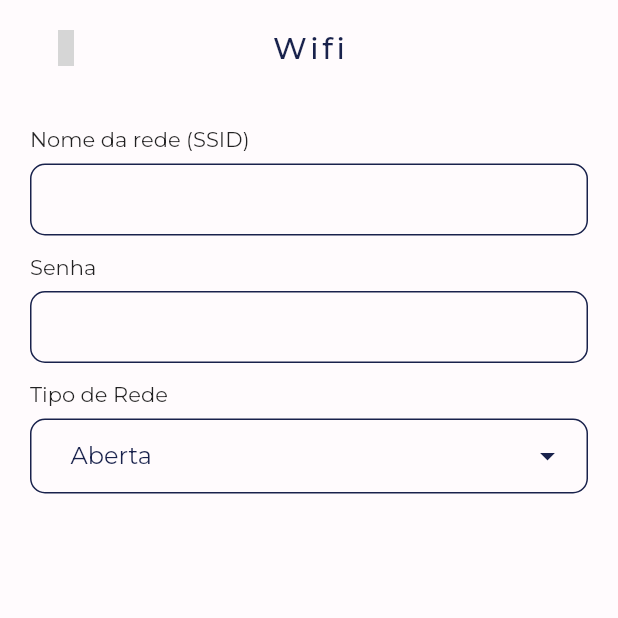
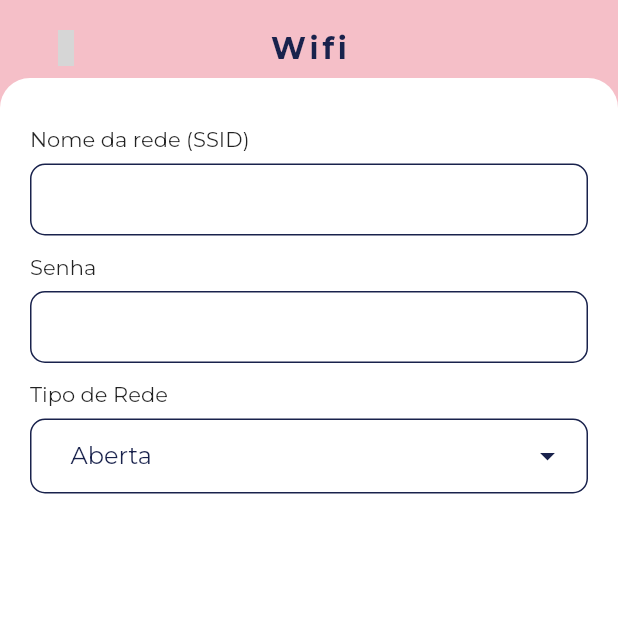
Before and after one commit to renankanu/app_rkode, a Flutter app: the screen it shows after launch, after a tap on "Wifi", on a phone screen of 412 x 824 dp, the top half of it. Run offline on Flutter 3.47's test engine with Material 2 defaults, Android fonts, the light colour scheme and no system bars; our stand-ins replace eva_icons_flutter, flutter_staggered_animations, get, google_fonts; grey boxes are pictures that could not be loaded.

Commit message:
featuere: add animation in wifi screen

```diff
--- a/lib/app/modules/home/views/home_view.dart
+++ b/lib/app/modules/home/views/home_view.dart
@@ -15,7 +15,6 @@ class HomeView extends GetView<HomeController> {
     return Scaffold(
       body: Padding(
         padding: const EdgeInsets.symmetric(horizontal: 12),
-        child: AnimationLimiter(
         child: Column(
           mainAxisAlignment: MainAxisAlignment.center,
           children: AnimationConfiguration.toStaggeredList(
@@ -55,7 +54,6 @@ class HomeView extends GetView<HomeController> {
           ),
         ),
       ),
-      ),
     );
   }
 }
--- a/lib/app/modules/wifi/views/wifi_view.dart
+++ b/lib/app/modules/wifi/views/wifi_view.dart
@@ -1,8 +1,8 @@
 import 'package:flutter/material.dart';
+import 'package:flutter_staggered_animations/flutter_staggered_animations.dart';
 import 'package:get/get.dart';
 
 import '../../../shared/shared.dart';
-import '../../../shared/widgets/base_label.dart';
 import '../controllers/wifi_controller.dart';
 
 class WifiView extends GetView<WifiController> {
@@ -11,6 +11,7 @@ class WifiView extends GetView<WifiController> {
   @override
   Widget build(BuildContext context) {
     return Scaffold(
+      backgroundColor: BaseColor.azalea,
       body: Column(
         children: [
           const Padding(
@@ -19,13 +20,22 @@ class WifiView extends GetView<WifiController> {
               title: 'Wifi',
             ),
           ),
-          Padding(
+          Expanded(
+            child: BaseContainer(
+              child: Padding(
                 padding: const EdgeInsets.symmetric(
                   horizontal: 20,
                   vertical: 32,
                 ),
                 child: Column(
                   crossAxisAlignment: CrossAxisAlignment.start,
+                  children: AnimationConfiguration.toStaggeredList(
+                    childAnimationBuilder: (widget) => SlideAnimation(
+                      horizontalOffset: 100,
+                      child: FadeInAnimation(
+                        child: widget,
+                      ),
+                    ),
                     children: [
                       const BaseLabel(
                         labelText: 'Nome da rede (SSID)',
@@ -65,7 +75,8 @@ class WifiView extends GetView<WifiController> {
                                 iconEnabledColor: BaseColor.bunting,
                                 items: controller.wifiSecurityList
                                     .map<DropdownMenuItem<String>>(
-                                (wifiSecurity) => DropdownMenuItem<String>(
+                                      (wifiSecurity) =>
+                                          DropdownMenuItem<String>(
                                         value: wifiSecurity,
                                         child: Text(
                                           wifiSecurity,
@@ -86,6 +97,9 @@ class WifiView extends GetView<WifiController> {
                       )
                     ],
                   ),
+                ),
+              ),
+            ),
           )
         ],
       ),
--- /dev/null
+++ b/lib/app/shared/widgets/base_animation.dart
@@ -0,0 +1,147 @@
+import 'package:flutter/material.dart';
+
+enum BaseSlideDirection {
+  leftToRight,
+  rightToLeft,
+  topToBottom,
+  bottomToTop,
+}
+
+class BaseSlideAnimation extends StatefulWidget {
+  const BaseSlideAnimation({
+    Key? key,
+    required this.child,
+    this.direction = BaseSlideDirection.leftToRight,
+    this.duration = const Duration(milliseconds: 800),
+    this.curve = Curves.elasticInOut,
+  }) : super(key: key);
+
+  final Widget child;
+  final BaseSlideDirection? direction;
+  final Duration? duration;
+  final Curve curve;
+
+  @override
+  _BaseSlideAnimationState createState() => _BaseSlideAnimationState();
+}
+
+SlideTransition _createSlideAnimation(
+  Animation<double> animation,
+  Widget child,
+  Offset begin,
+  Offset end,
+) {
+  final tween = Tween(
+    begin: begin,
+    end: end,
+  );
+
+  return SlideTransition(
+    position: tween.animate(animation),
+    child: child,
+  );
+}
+
+SlideTransition slideUp(Animation<double> animation, Widget child) {
+  const Offset start = Offset(0.0, 1.0);
+  const Offset end = Offset.zero;
+  return _createSlideAnimation(
+    animation,
+    child,
+    start,
+    end,
+  );
+}
+
+SlideTransition slideDown(Animation<double> animation, Widget child) {
+  const Offset start = Offset(0.0, -1.0);
+  const Offset end = Offset.zero;
+  return _createSlideAnimation(
+    animation,
+    child,
+    start,
+    end,
+  );
+}
+
+SlideTransition slideToLeft(
+  Animation<double> animation,
+  Widget child,
+) {
+  const Offset start = Offset(1.0, 0.0);
+  const Offset end = Offset.zero;
+  return _createSlideAnimation(
+    animation,
+    child,
+    start,
+    end,
+  );
+}
+
+SlideTransition slideToRight(
+  Animation<double> animation,
+  Widget child,
+) {
+  const Offset start = Offset(-1.0, 0.0);
+  const Offset end = Offset.zero;
+  return _createSlideAnimation(
+    animation,
+    child,
+    start,
+    end,
+  );
+}
+
+Widget _checkDirection({
+  required Animation<double> animation,
+  required Widget child,
+  BaseSlideDirection? direction,
+}) {
+  switch (direction) {
+    case BaseSlideDirection.leftToRight:
+      return slideToRight(animation, child);
+    case BaseSlideDirection.rightToLeft:
+      return slideToLeft(animation, child);
+    case BaseSlideDirection.topToBottom:
+      return slideDown(animation, child);
+    case BaseSlideDirection.bottomToTop:
+      return slideUp(animation, child);
+    default:
+      return slideUp(animation, child);
+  }
+}
+
+class _BaseSlideAnimationState extends State<BaseSlideAnimation>
+    with SingleTickerProviderStateMixin {
+  late AnimationController _controller;
+  late Animation<double> _animation;
+
+  @override
+  void initState() {
+    _controller = AnimationController(
+      duration: widget.duration,
+      vsync: this,
+    );
+    _animation = CurvedAnimation(
+      parent: _controller,
+      curve: widget.curve,
+    );
+    _controller.forward();
+    super.initState();
+  }
+
+  @override
+  void dispose() {
+    _controller.dispose();
+    super.dispose();
+  }
+
+  @override
+  Widget build(BuildContext context) {
+    return _checkDirection(
+      animation: _animation,
+      child: widget.child,
+      direction: widget.direction,
+    );
+  }
+}
--- a/lib/app/shared/widgets/base_app_bar.dart
+++ b/lib/app/shared/widgets/base_app_bar.dart
@@ -24,6 +24,7 @@ class BaseAppBar extends StatelessWidget {
             Ink(
               width: 40,
               height: 40,
+              child: BaseSlideAnimation(
                 child: InkWell(
                   onTap: () => Get.back(),
                   customBorder: RoundedRectangleBorder(
@@ -35,13 +36,17 @@ class BaseAppBar extends StatelessWidget {
                   ),
                 ),
               ),
-            Center(
+            ),
+            BaseSlideAnimation(
+              direction: BaseSlideDirection.topToBottom,
+              child: Center(
                 child: Text(
                   title,
                   style: Get.textTheme.headline6!.copyWith(
                     color: BaseColor.bunting,
-                  fontWeight: FontWeight.w500,
+                    fontWeight: FontWeight.w700,
                     letterSpacing: 2.5,
+                  ),
                 ),
               ),
             ),
--- /dev/null
+++ b/lib/app/shared/widgets/base_container.dart
@@ -0,0 +1,24 @@
+import 'package:flutter/material.dart';
+
+class BaseContainer extends StatelessWidget {
+  const BaseContainer({
+    Key? key,
+    required this.child,
+  }) : super(key: key);
+
+  final Widget child;
+
+  @override
+  Widget build(BuildContext context) {
+    return Container(
+      decoration: const BoxDecoration(
+        color: Colors.white,
+        borderRadius: BorderRadius.only(
+          topLeft: Radius.circular(20),
+          topRight: Radius.circular(20),
+        ),
+      ),
+      child: child,
+    );
+  }
+}
--- a/lib/app/shared/widgets/widgets.dart
+++ b/lib/app/shared/widgets/widgets.dart
@@ -1,3 +1,6 @@
+export 'base_animation.dart';
 export 'base_app_bar.dart';
 export 'base_button.dart';
+export 'base_container.dart';
+export 'base_label.dart';
 export 'base_text_field.dart';
```
Lines whose indentation alone changed are shown as unchanged.
